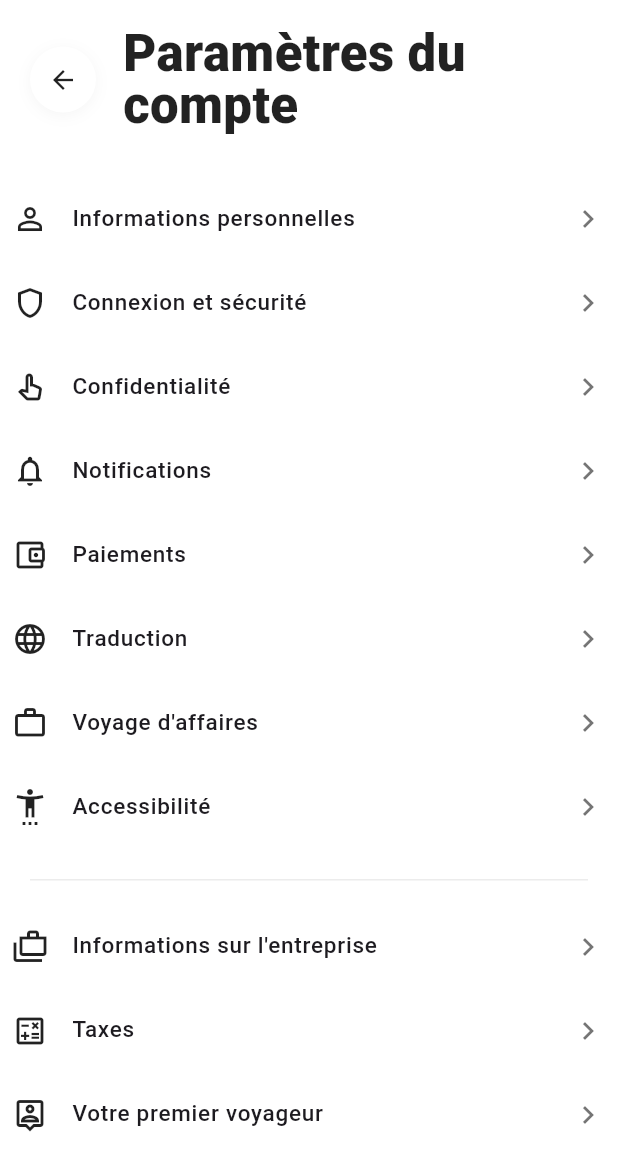
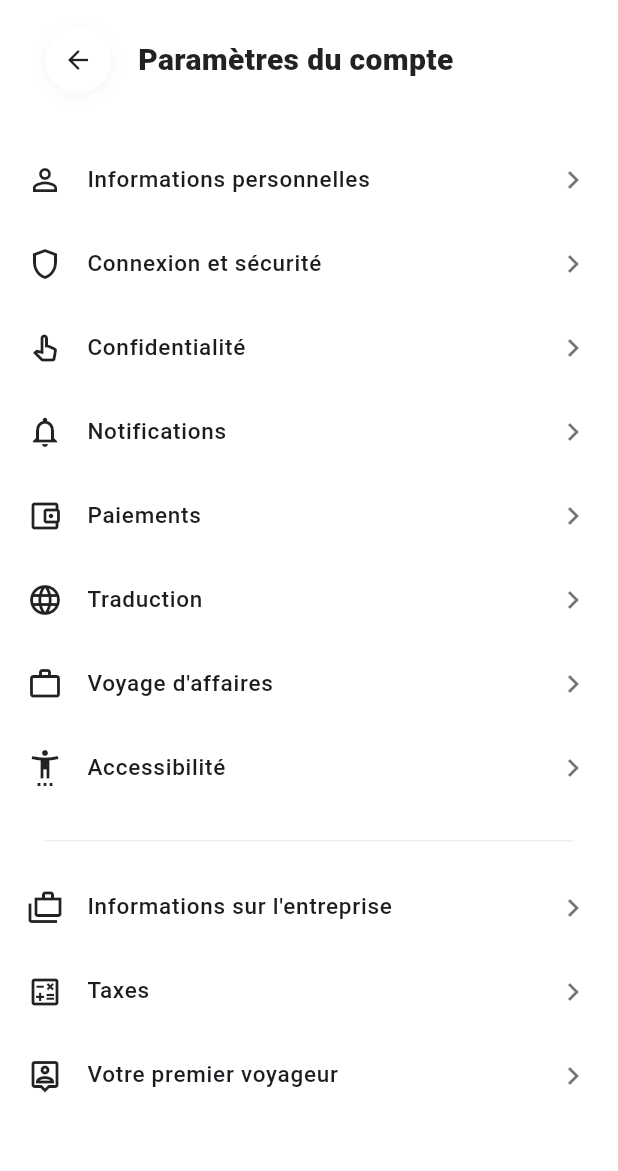
Before and after one commit to Gmk0/hotel_booking_test, a Flutter app: the screen it shows after launch, item 5 of the bottom bar chosen, after a tap on "Paramètres du compte", on a phone screen of 412 x 824 dp. Shown: the top 1171 px of the screen. Run offline on Flutter 3.47's test engine with Material 3 defaults, Android fonts, the phone set to English and light mode, and no system bars; drawn by our look-alikes of flutter_easyloading; our stand-ins replace cached_network_image, carousel_slider, connectivity_plus, device_preview_plus, flutter_riverpod, flutter_svg and 7 more; missing offline and left inert: image_stack; accounts and stored records are empty; project files that could hold a hidden picture were left out.

Commit message:
size adjust

```diff
--- a/lib/features/profile/ProfileScreen.dart
+++ b/lib/features/profile/ProfileScreen.dart
@@ -10,7 +10,9 @@ class ProfileScreen extends StatelessWidget {
   Widget build(BuildContext context) {
     return Scaffold(
       backgroundColor: Colors.white,
-      body: SafeArea(
+      body: Padding(
+          padding: EdgeInsets.only(bottom: 50),
+          child: SafeArea(
             child: Column(
               children: [
                 Expanded(
@@ -175,6 +177,7 @@ class ProfileScreen extends StatelessWidget {
               ],
             ),
           ),
+      ),
     );
   }
 }
--- a/lib/features/profile/screens/ObtenirAideScreen.dart
+++ b/lib/features/profile/screens/ObtenirAideScreen.dart
@@ -13,7 +13,9 @@ class ObtenirAideScreen extends StatelessWidget {
   Widget build(BuildContext context) {
     return Scaffold(
       backgroundColor: _bg,
-      body: SafeArea(
+      body: Padding(
+          padding: EdgeInsets.only(left: 10,right: 10),
+          child: SafeArea(
             child: Column(
               children: [
                 const SizedBox(height: 18),
@@ -57,6 +59,7 @@ class ObtenirAideScreen extends StatelessWidget {
               ],
             ),
           ),
+      ),
     );
   }
 }
--- a/lib/features/profile/screens/SettingsScreen.dart
+++ b/lib/features/profile/screens/SettingsScreen.dart
@@ -14,14 +14,16 @@ class SettingsScreen extends StatelessWidget {
   Widget build(BuildContext context) {
     return Scaffold(
       backgroundColor: _bg,
-      body: SafeArea(
+      body: Padding(
+          padding: EdgeInsets.only(left: 10,right: 10),
+          child: SafeArea(
             child: Column(
               children: [
                 const SizedBox(height: 18),
 
                 Padding(
                   padding: const EdgeInsets.symmetric(horizontal: 20.0),
-              child: TopTitle(title: "Paramètres du\ncompte"),
+                  child: TopTitle(title: "Paramètres du compte"),
                 ),
 
                 const SizedBox(height: 22),
@@ -93,6 +95,7 @@ class SettingsScreen extends StatelessWidget {
               ],
             ),
           ),
+      ),
     );
   }
 }
--- a/lib/features/profile/widgets/TopTitle.dart
+++ b/lib/features/profile/widgets/TopTitle.dart
@@ -39,7 +39,7 @@ class TopTitle extends StatelessWidget {
           child: Text(
             title,
             style: const TextStyle(
-              fontSize: 34,
+              fontSize: 20,
               height: 1.03,
               fontWeight: FontWeight.w800,
               color: Colors.black87,
```
Lines whose indentation alone changed are shown as unchanged.
